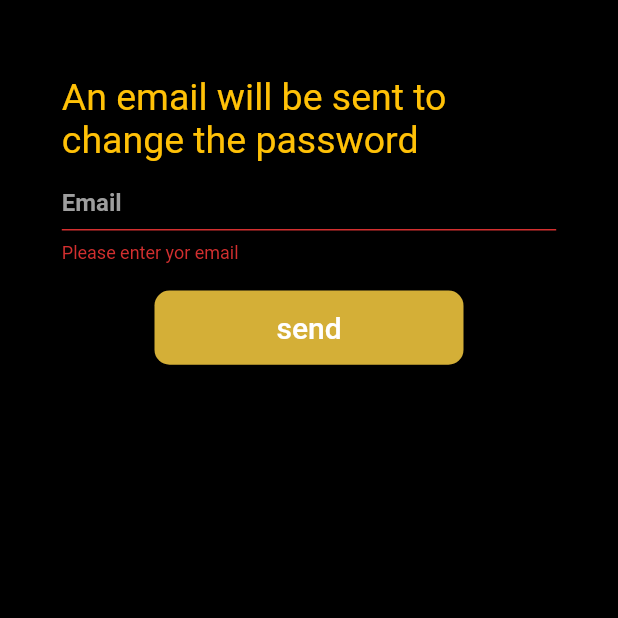
After one commit to MahmoudMushtaha98/E-menu, a Flutter app: the ForgotPassword screen opened directly, after a tap on "send", on a phone screen of 412 x 824 dp, the top half of it. The commit adds this screen. Run offline on Flutter 3.47's test engine with Material 2 defaults, Android fonts, the phone set to English and light mode, and no system bars; our stand-ins replace cloud_firestore, firebase_auth, firebase_core, modal_progress_hud_nsn; accounts and stored records are empty.

Commit message:
feat: add notes

```diff
--- a/lib/model/save_order_model.dart
+++ b/lib/model/save_order_model.dart
@@ -1,4 +1,4 @@
-import 'package:newemenu/model/meal_model.dart';
+import 'package:eMenu/model/meal_model.dart';
 
 class SaveOrderModel{
 
--- a/lib/screen/add_to_basket.dart
+++ b/lib/screen/add_to_basket.dart
@@ -3,7 +3,7 @@ import 'package:cloud_firestore/cloud_firestore.dart';
 import 'package:flutter/foundation.dart';
 import 'package:flutter/material.dart';
 import 'package:modal_progress_hud_nsn/modal_progress_hud_nsn.dart';
-import 'package:newemenu/widget/textbutton.dart';
+import 'package:eMenu/widget/textbutton.dart';
 import '../model/save_order_model.dart';
 
 class AddToBasket extends StatefulWidget {
--- a/lib/screen/enter_meal.dart
+++ b/lib/screen/enter_meal.dart
@@ -3,8 +3,8 @@ import 'package:flutter/foundation.dart';
 import 'package:flutter/material.dart';
 import 'package:flutter/services.dart';
 import 'package:modal_progress_hud_nsn/modal_progress_hud_nsn.dart';
-import 'package:newemenu/screen/login.dart';
-import 'package:newemenu/widget/textbutton.dart';
+import 'package:eMenu/screen/login.dart';
+import 'package:eMenu/widget/textbutton.dart';
 import '../model/meal_controler_model.dart';
 
 class EnterTheMeals extends StatefulWidget {
--- /dev/null
+++ b/lib/screen/forgot_password.dart
@@ -0,0 +1,72 @@
+import 'package:firebase_auth/firebase_auth.dart';
+import 'package:flutter/material.dart';
+import 'package:eMenu/screen/login.dart';
+import 'package:eMenu/widget/textbutton.dart';
+
+class ForgotPassword extends StatelessWidget {
+   ForgotPassword({Key? key}) : super(key: key);
+  final TextEditingController _email=TextEditingController();
+  final _formKey=GlobalKey<FormState>();
+  final _auth=FirebaseAuth.instance;
+
+Future<void> valid(BuildContext context)async{
+  if(_formKey.currentState!.validate()){
+    await _auth.sendPasswordResetEmail(email: _email.text);
+    Navigator.pushReplacement(context, MaterialPageRoute(builder: (context) => const LoginPage(),));
+  }
+}
+
+  @override
+  Widget build(BuildContext context) {
+    return  Scaffold(
+      backgroundColor: Colors.black,
+      body: SafeArea(
+        child: Column(
+          crossAxisAlignment: CrossAxisAlignment.center,
+          children: [
+            const SizedBox(width: double.infinity,height: 50,),
+            Container(
+              width: MediaQuery.of(context).size.width*0.80,
+              alignment: Alignment.center,
+                child: const Text('An email will be sent to change the password',style: TextStyle(color: Colors.amber,fontSize: 25))
+            ),
+            const SizedBox(height: 10,),
+            Form(
+              key: _formKey,
+              child: SizedBox(
+                width: MediaQuery.of(context).size.width * 0.8,
+                height: MediaQuery.of(context).size.height * 0.07,
+                child: TextFormField(
+                  controller: _email,
+                  keyboardType: TextInputType.emailAddress,
+                  style: const TextStyle(color: Colors.white),
+                  decoration: const InputDecoration(
+                    label: Text(
+                      'Email',
+                      style: TextStyle(
+                          color: Colors.grey, fontWeight: FontWeight.bold),
+                    ),
+                    enabledBorder: OutlineInputBorder(
+                        borderSide: BorderSide(
+                          color: Color.fromRGBO(212, 175, 55, 1),
+                        ),
+                        borderRadius: BorderRadius.all(Radius.circular(10))),
+                  ),
+                  validator: (value) {
+                    if (value!.isEmpty) {
+                      return 'Please enter yor email';
+                    }
+                  },
+                ),
+              ),
+            ),
+            const SizedBox(height: 10,),
+            TextButtonWidget(text: 'send', callback: () async{
+              await valid(context);
+            },)
+          ],
+        ),
+      ),
+    );
+  }
+}
--- a/lib/screen/half_screen.dart
+++ b/lib/screen/half_screen.dart
@@ -1,6 +1,6 @@
 import 'package:flutter/material.dart';
-import 'package:newemenu/model/meal_model.dart';
-import 'package:newemenu/model/save_order_model.dart';
+import 'package:eMenu/model/meal_model.dart';
+import 'package:eMenu/model/save_order_model.dart';
 import '../widget/numeric_stepper_widget.dart';
 
 class HalfScreen extends StatefulWidget {
--- a/lib/screen/login.dart
+++ b/lib/screen/login.dart
@@ -3,8 +3,9 @@ import 'package:firebase_auth/firebase_auth.dart';
 import 'package:flutter/foundation.dart';
 import 'package:flutter/material.dart';
 import 'package:modal_progress_hud_nsn/modal_progress_hud_nsn.dart';
-import 'package:newemenu/model/meal_model.dart';
-import 'package:newemenu/screen/signup.dart';
+import 'package:eMenu/model/meal_model.dart';
+import 'package:eMenu/screen/forgot_password.dart';
+import 'package:eMenu/screen/signup.dart';
 
 import '../widget/textbutton.dart';
 import 'choice_screen.dart';
@@ -152,6 +153,9 @@ class _LoginPageState extends State<LoginPage> {
                 ),
               ),
             ),
+            TextButton(onPressed: () {
+              Navigator.push(context, MaterialPageRoute(builder: (context) => ForgotPassword(),));
+            }, child: const Text('Forgot password',style: TextStyle(color: Colors.blue),)),
             Container(
               padding: const EdgeInsets.symmetric(horizontal: 20.0),
               child: Column(
--- a/lib/screen/menu_screen.dart
+++ b/lib/screen/menu_screen.dart
@@ -1,8 +1,8 @@
 import 'package:flutter/material.dart';
 import 'package:flutter/services.dart';
-import 'package:newemenu/model/save_order_model.dart';
-import 'package:newemenu/screen/add_to_basket.dart';
-import 'package:newemenu/widget/meal_widget.dart';
+import 'package:eMenu/model/save_order_model.dart';
+import 'package:eMenu/screen/add_to_basket.dart';
+import 'package:eMenu/widget/meal_widget.dart';
 
 import '../model/meal_model.dart';
 
--- a/lib/screen/name_of_category.dart
+++ b/lib/screen/name_of_category.dart
@@ -2,7 +2,7 @@ import 'package:cloud_firestore/cloud_firestore.dart';
 import 'package:flutter/foundation.dart';
 import 'package:flutter/material.dart';
 import 'package:modal_progress_hud_nsn/modal_progress_hud_nsn.dart';
-import 'package:newemenu/widget/textbutton.dart';
+import 'package:eMenu/widget/textbutton.dart';
 
 import 'number_of_meal.dart';
 
--- a/lib/screen/number_of_meal.dart
+++ b/lib/screen/number_of_meal.dart
@@ -3,7 +3,7 @@ import 'package:flutter/foundation.dart';
 import 'package:flutter/material.dart';
 import 'package:flutter/services.dart';
 import 'package:modal_progress_hud_nsn/modal_progress_hud_nsn.dart';
-import 'package:newemenu/widget/textbutton.dart';
+import 'package:eMenu/widget/textbutton.dart';
 
 import 'enter_meal.dart';
 
--- a/lib/screen/order_details.dart
+++ b/lib/screen/order_details.dart
@@ -1,7 +1,7 @@
 import 'package:cloud_firestore/cloud_firestore.dart';
 import 'package:flutter/material.dart';
 import 'package:modal_progress_hud_nsn/modal_progress_hud_nsn.dart';
-import 'package:newemenu/widget/textbutton.dart';
+import 'package:eMenu/widget/textbutton.dart';
 
 class OrderDetails extends StatefulWidget {
 final String orderID;
--- a/lib/screen/orders_screen.dart
+++ b/lib/screen/orders_screen.dart
@@ -1,6 +1,6 @@
 import 'package:cloud_firestore/cloud_firestore.dart';
 import 'package:flutter/material.dart';
-import 'package:newemenu/screen/order_details.dart';
+import 'package:eMenu/screen/order_details.dart';
 
 
 class OrdersScreen extends StatefulWidget {
--- a/lib/screen/resturent_name.dart
+++ b/lib/screen/resturent_name.dart
@@ -2,8 +2,8 @@ import 'package:cloud_firestore/cloud_firestore.dart';
 import 'package:flutter/foundation.dart';
 import 'package:flutter/material.dart';
 import 'package:modal_progress_hud_nsn/modal_progress_hud_nsn.dart';
-import 'package:newemenu/screen/name_of_category.dart';
-import 'package:newemenu/widget/textbutton.dart';
+import 'package:eMenu/screen/name_of_category.dart';
+import 'package:eMenu/widget/textbutton.dart';
 
 
 class RestaurantName extends StatefulWidget {
--- a/lib/screen/signup.dart
+++ b/lib/screen/signup.dart
@@ -3,7 +3,7 @@ import 'package:flutter/foundation.dart';
 import 'package:flutter/material.dart';
 import 'package:firebase_auth/firebase_auth.dart';
 import 'package:modal_progress_hud_nsn/modal_progress_hud_nsn.dart';
-import 'package:newemenu/widget/textbutton.dart';
+import 'package:eMenu/widget/textbutton.dart';
 import 'resturent_name.dart';
 
 class SignUpScreen extends StatefulWidget {
--- a/pubspec.yaml
+++ b/pubspec.yaml
@@ -1,4 +1,4 @@
-name: newemenu
+name: eMenu
 description: A new Flutter project.
 # The following line prevents the package from being accidentally published to
 # pub.dev using `flutter pub publish`. This is preferred for private packages.
```
Also changed, not shown: lib/screen/choice_screen.dart (+25 -2 lines), 22 other files.
